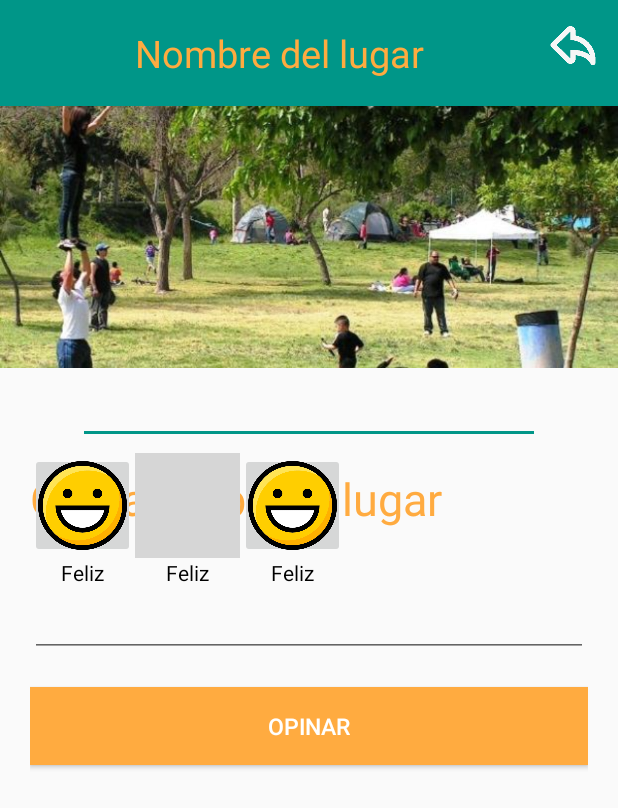
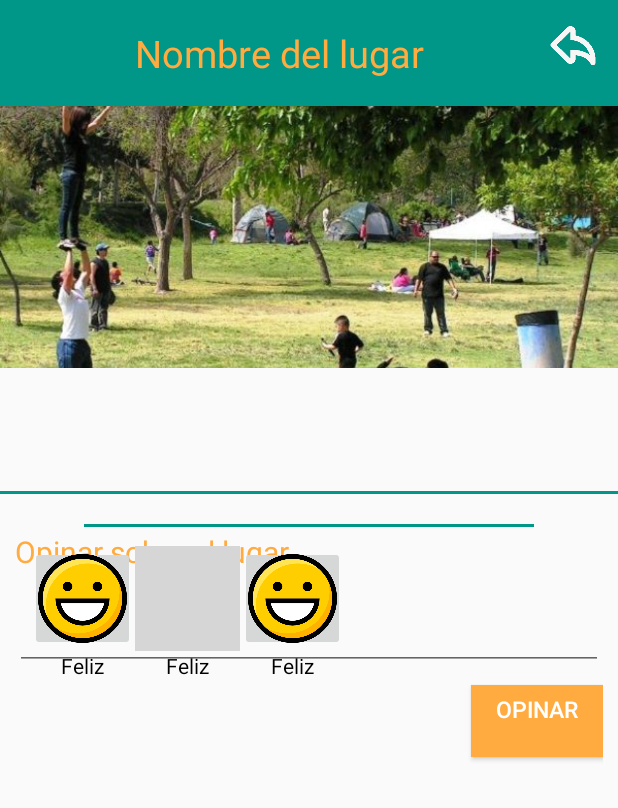
Before and after one commit to gerson22/PlaceSAFE-movil, an Android app: the place screen opened directly, with no data from a screen before it, on a phone screen of 412 x 824 dp. Shown: the top 808 px of the screen. Run offline under Robolectric (Android 15) with nearby library versions, the phone set to English and light mode, and no system bars; our stand-ins replace Volley; network calls fail; 2 statements that could not run were skipped; grey boxes are pictures that could not be loaded.

Commit message:
vistas arreglada

```diff
--- a/app/src/main/res/layout/icon_reaction.xml
+++ b/app/src/main/res/layout/icon_reaction.xml
@@ -1,6 +1,6 @@
 <?xml version="1.0" encoding="utf-8"?>
 <RelativeLayout xmlns:android="http://schemas.android.com/apk/res/android"
-    android:layout_width="match_parent" android:layout_height="match_parent">
+    android:layout_width="wrap_content" android:layout_height="match_parent">
 
     <LinearLayout
         android:layout_width="wrap_content"
@@ -10,13 +10,15 @@
         <com.android.volley.toolbox.NetworkImageView
             android:layout_width="50dp"
             android:layout_height="50dp"
-            android:id="@+id/imageIconReaction"/>
+            android:id="@+id/imageIconReaction"
+            android:layout_margin="5dp"/>
         <TextView
             android:layout_width="match_parent"
             android:layout_height="wrap_content"
             android:id="@+id/nameReaction"
             android:textAlignment="center"
             android:textColor="#000"
-            android:text="Feliz"/>
+            android:text="Feliz"
+            android:layout_marginTop="-10dp"/>
     </LinearLayout>
 </RelativeLayout>
--- a/app/src/main/res/layout/view_lugar.xml
+++ b/app/src/main/res/layout/view_lugar.xml
@@ -58,29 +58,35 @@
 
         </LinearLayout>
         <LinearLayout
-            android:layout_width="375dp"
+            android:layout_width="match_parent"
             android:layout_height="87dp"
-            android:layout_marginTop="-50dp"
+            android:layout_marginTop="-100dp"
             android:orientation="horizontal">
 
 
             <android.support.v7.widget.RecyclerView
                 android:layout_width="wrap_content"
-                android:layout_height="75dp"
+                android:layout_height="85dp"
                 android:scrollbars="horizontal"
                 android:scrollbarStyle="outsideInset"
                 android:id="@+id/iconReactions">
 
             </android.support.v7.widget.RecyclerView>
 
+        </LinearLayout>
 
-        </LinearLayout>
+        <View
+            android:layout_width="match_parent"
+            android:layout_height="2dp"
+            android:layout_gravity="center"
+            android:layout_marginTop="5dp"
+            android:background="#009688"/>
         <!-- Contenedor de las tabs -->
         <LinearLayout
             android:orientation="vertical"
             android:layout_height="match_parent"
             android:layout_width="match_parent"
-            android:layout_marginTop="-100dp">
+            android:layout_marginTop="20dp">
 
             <TabHost android:id="@android:id/tabhost"
                 android:layout_width="match_parent"
@@ -93,7 +99,9 @@
 
                     <TabWidget android:layout_width="match_parent"
                         android:layout_height="wrap_content"
-                        android:id="@android:id/tabs" />
+                        android:id="@android:id/tabs"
+                        android:layout_marginTop="-15dp"
+                        />
 
                     <FrameLayout android:layout_width="match_parent"
                         android:layout_height="match_parent"
@@ -132,18 +140,18 @@
                             android:orientation="vertical"
                             android:layout_width="match_parent"
                             android:layout_height="match_parent"
-                            android:layout_marginTop="20dp"
-                            android:padding="20dp">
+                            android:layout_marginTop="10dp"
+                            android:padding="10dp">
 
                             <TextView android:id="@+id/textView2"
                                 android:text="@string/opinionAbout"
                                 android:layout_width="wrap_content"
                                 android:layout_height="wrap_content"
                                 android:textColor="#ffab40"
-                                android:textSize="30sp"/>
+                                android:textSize="20sp"/>
 
                             <EditText
-                                android:layout_marginTop="40dp"
+                                android:layout_marginTop="20dp"
                                 android:layout_width="match_parent"
                                 android:layout_height="wrap_content"
                                 android:inputType="text"
@@ -151,16 +159,16 @@
 
                             <Button
                                 android:id="@+id/send_comment"
-                                android:layout_width="match_parent"
+                                android:layout_width="wrap_content"
                                 android:layout_height="wrap_content"
                                 android:gravity="center_horizontal"
-                                android:layout_centerVertical="true"
+                                android:layout_gravity="end"
                                 android:text="@string/sendOpinion"
                                 android:textSize="15sp"
-                                android:padding="15dp"
+                                android:padding="5dp"
                                 android:background="#ffab40"
                                 android:textColor="#fff"
-                                android:layout_marginTop="20dp"/>
+                                android:layout_marginTop="10dp"/>
 
                         </LinearLayout>
                         <!-- / Contenedor de tab donde se comentará -->
```
